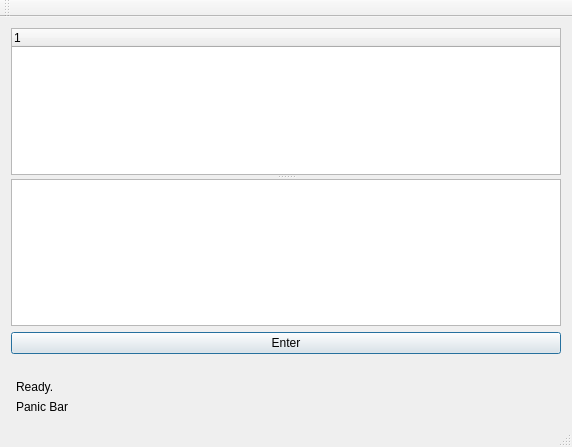
Qt form You-GUI/yougui.ui (cs2103aug2014-w10-1c/main) before a commit.
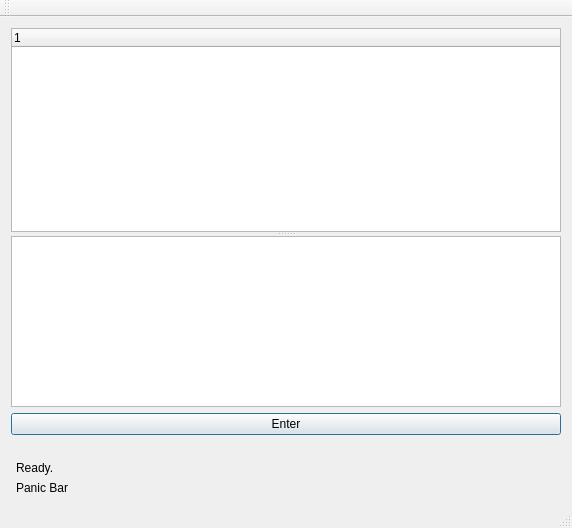
The same form after that commit. Icons and pictures are not drawn.

Patch:
```diff
--- a/You-GUI/yougui.ui
+++ b/You-GUI/yougui.ui
@@ -7,7 +7,7 @@
     <x>0</x>
     <y>0</y>
     <width>572</width>
-    <height>447</height>
+    <height>528</height>
    </rect>
   </property>
   <property name="windowTitle">
```
Left out of the diff: 2 changed lines with no effect on the pictures.
